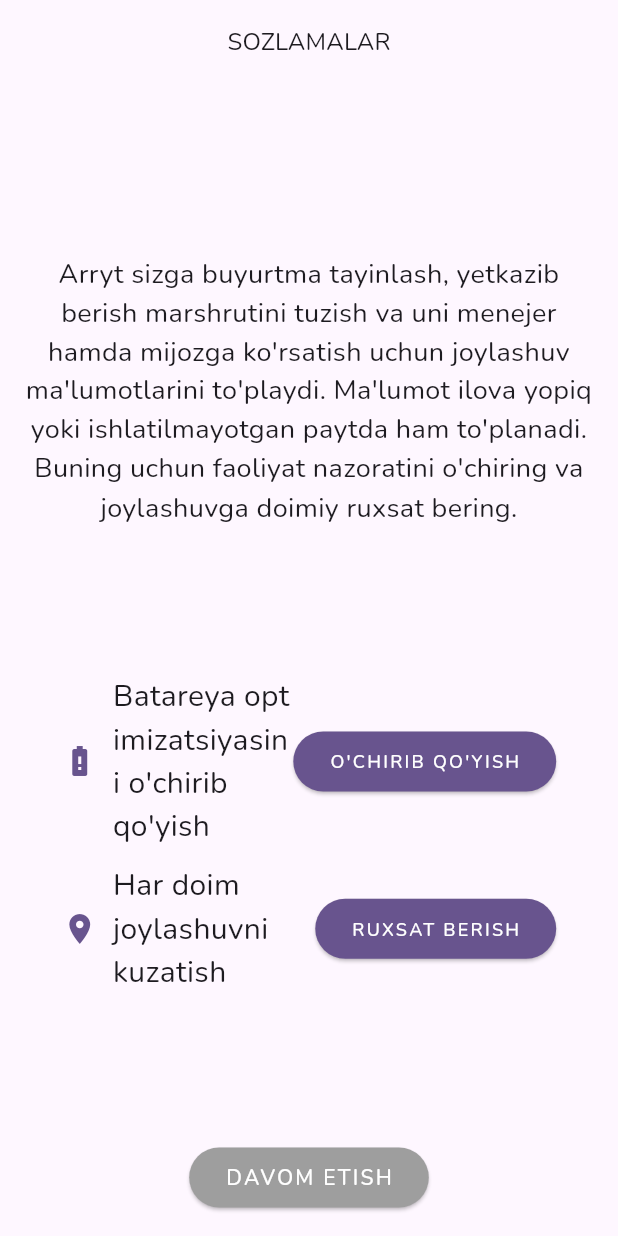
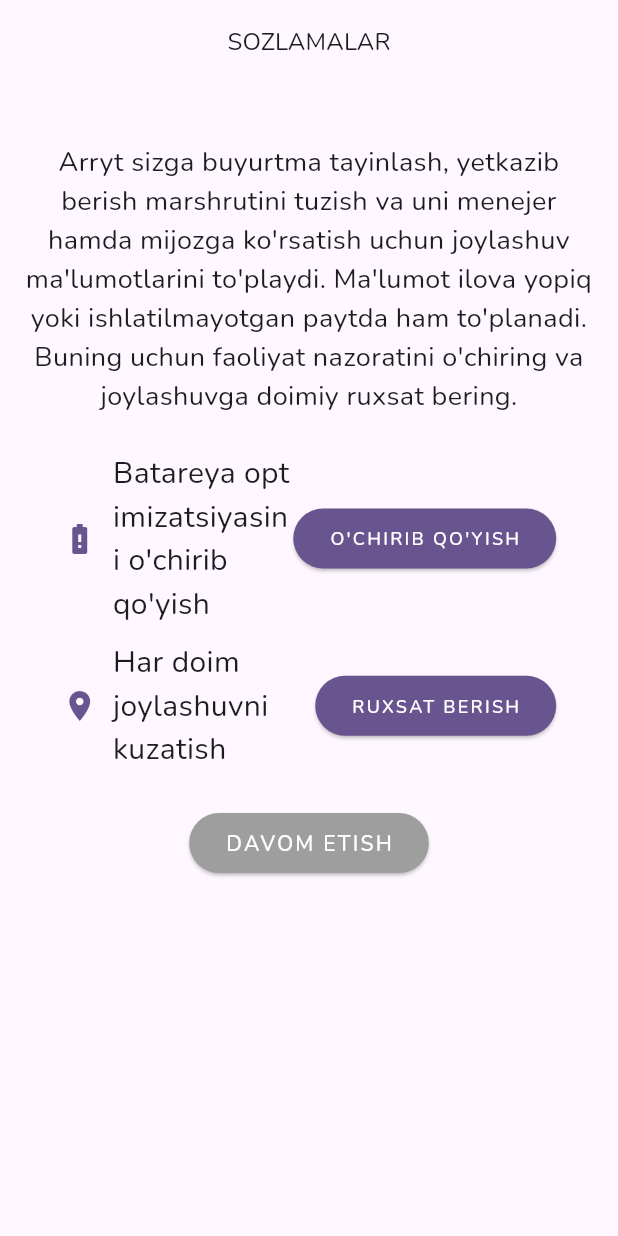
Before and after one commit to Dave93/new_arryt, a Flutter app: the HomeCheckPermissions screen opened directly, on a phone screen of 412 x 824 dp. Run offline on Flutter 3.47's test engine with Material 3 defaults, Android fonts, the phone set to English and light mode, and no system bars; drawn by our look-alikes of auto_size_text; our stand-ins replace action_slider, animated_toggle_switch, auto_route, bloc, cached_network_image, currency_text_input_formatter and 34 more; missing offline and left inert: android_intent_plus, animated_snack_bar, app_settings, chatview, currency_formatter, dio_http2_adapter and 8 more; accounts and stored records are empty; generated files the repository leaves out were written again.

Commit message:
fix(mob): let the required-settings sheet scroll
The longer disclosure text pushed the continue button past the bottom of
the screen — Flutter drew its overflow stripe over it, and on a release
build the button would simply be unreachable. The body was a Column with
Spacers inside a fixed-height Scaffold, so it could not give.

Wrap it in a SingleChildScrollView and swap the Spacers for fixed gaps,
which Spacer cannot live without a bounded height. The sheet now cannot
overflow whatever the text length or screen size.

Co-Authored-By: Claude Opus 5 <noreply@anthropic.com>
Claude-Session: https://claude.ai/code/session_0132DzVyVRpQ1rVCj2RQkNTG

```diff
--- a/mob/lib/widgets/home/check_permissions.dart
+++ b/mob/lib/widgets/home/check_permissions.dart
@@ -97,17 +97,20 @@ class _HomeCheckPermissionsState extends State<HomeCheckPermissions> {
         title:
             Text(AppLocalizations.of(context)!.requiredSettings.toUpperCase()),
       ),
-      body: Padding(
-        padding: const EdgeInsets.all(15.0),
-        child: Column(
+      // Текст раскрытия длинный: без прокрутки нижняя кнопка обрезается
+      // на невысоких экранах (Flutter рисовал BOTTOM OVERFLOWED).
+      body: SafeArea(
+        child: SingleChildScrollView(
+          padding: const EdgeInsets.all(15.0),
+          child: Column(
           children: [
-            Spacer(),
+            const SizedBox(height: 24),
             Text(
               AppLocalizations.of(context)!.requiredSettingsInstruction,
               style: TextStyle(fontSize: 18),
               textAlign: TextAlign.center,
             ),
-            Spacer(),
+            const SizedBox(height: 24),
             _disabledBatteryOptimization
                 ? SizedBox()
                 : SizedBox(
@@ -184,7 +187,7 @@ class _HomeCheckPermissionsState extends State<HomeCheckPermissions> {
                       ],
                     ),
                   ),
-            Spacer(),
+            const SizedBox(height: 24),
             ElevatedButton(
               onPressed: () {
                 if (_isAllPermissionsGranted) Navigator.pop(context);
@@ -197,7 +200,8 @@ class _HomeCheckPermissionsState extends State<HomeCheckPermissions> {
               child: Text(
                   AppLocalizations.of(context)!.continueText.toUpperCase()),
             )
-          ],
+            ],
+          ),
         ),
       ),
     );
--- a/mob/pubspec.yaml
+++ b/mob/pubspec.yaml
@@ -3,7 +3,7 @@ description: A new Flutter project.
 
 publish_to: "none" # Remove this line if you wish to publish to pub.dev
 
-version: 1.1.4+78
+version: 1.1.4+79
 
 environment:
   sdk: ">=3.0.0 <4.0.0"
```
